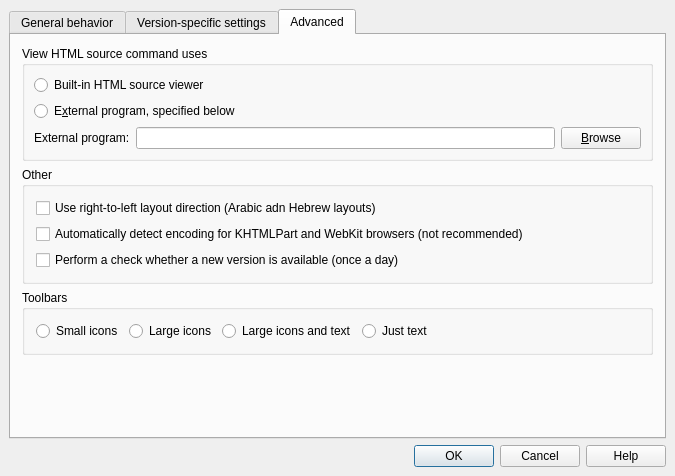
The window that src/dialog_setup.ui (gyunaev/kchmviewer) describes before a commit, drawn with Qt 5.
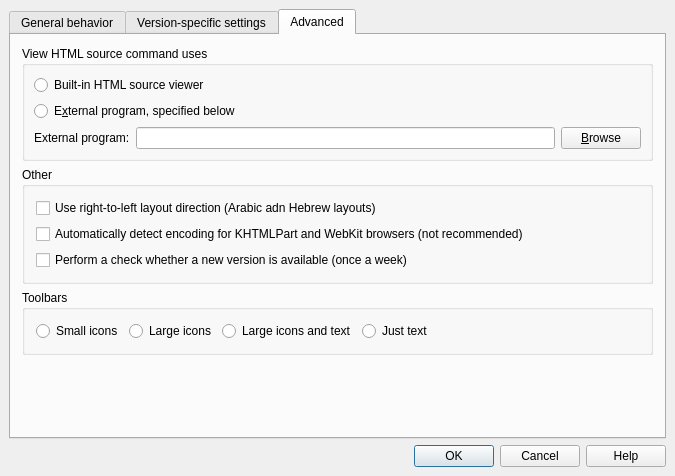
The same window after the commit. The open tabs and pages were chosen to show the change.

Commit message: Added check if a new version is available.

What changed in the file:
```diff
--- a/src/dialog_setup.ui
+++ b/src/dialog_setup.ui
@@ -507,7 +507,7 @@
              <string>If this option is enabled, the application will check for updates (when new version of application is released). If a new version is available, the program will show a messagebox dialog informing you about new version. This check will only performed once in 24 hours. No user information is requested or transmitted from your computer during this check.</string>
             </property>
             <property name="text">
-             <string>Perform a check whether a new version is available (once a day)</string>
+             <string>Perform a check whether a new version is available (once a week)</string>
             </property>
            </widget>
           </item>
```
The commit also changes 8 other files.
